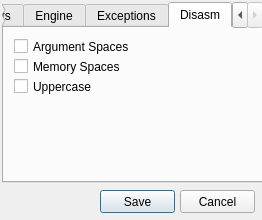
x64dbg/x64dbg, file x64_dbg_gui/Project/Src/Gui/SettingsDialog.ui: the form before one commit.
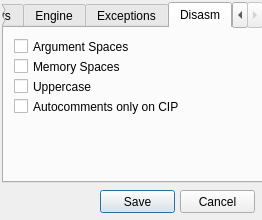
The form after the commit. The open tabs and pages were chosen to show the change. Icons and pictures are not drawn.

Commit message: GUI+DBG: resolved issue #98 (REGISTER strings / labels only on CIP)

What changed in the file:
```diff
--- a/x64_dbg_gui/Project/Src/Gui/SettingsDialog.ui
+++ b/x64_dbg_gui/Project/Src/Gui/SettingsDialog.ui
@@ -399,7 +399,7 @@
       <rect>
        <x>10</x>
        <y>10</y>
-       <width>131</width>
+       <width>241</width>
        <height>17</height>
       </rect>
      </property>
@@ -412,7 +412,7 @@
       <rect>
        <x>10</x>
        <y>30</y>
-       <width>131</width>
+       <width>241</width>
        <height>17</height>
       </rect>
      </property>
@@ -425,7 +425,7 @@
       <rect>
        <x>10</x>
        <y>50</y>
-       <width>131</width>
+       <width>241</width>
        <height>17</height>
       </rect>
      </property>
@@ -433,6 +433,19 @@
       <string>Uppercase</string>
      </property>
     </widget>
+    <widget class="QCheckBox" name="chkOnlyCipAutoComments">
+     <property name="geometry">
+      <rect>
+       <x>10</x>
+       <y>70</y>
+       <width>241</width>
+       <height>17</height>
+      </rect>
+     </property>
+     <property name="text">
+      <string>Autocomments only on CIP</string>
+     </property>
+    </widget>
    </widget>
   </widget>
   <widget class="QPushButton" name="btnSave">
```
Left out of the diff: 2 changed lines with no effect on the pictures. The commit also changes 3 other files.
